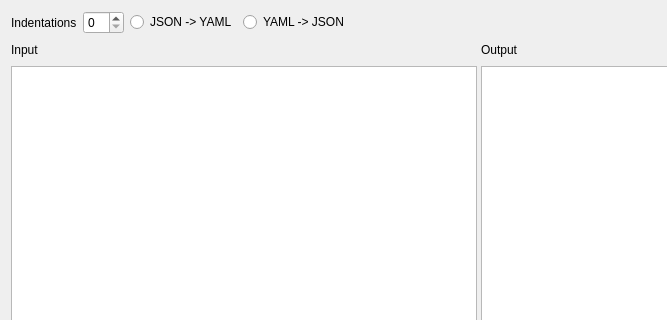
First picture: the form in src/widgets/jsonyamlconverter.ui, repository N1vn0vem8er/cutetoolbox, before the edit; both pictures show x 0 to 667 and y 0 to 320 of the 957 by 736 pixel window.
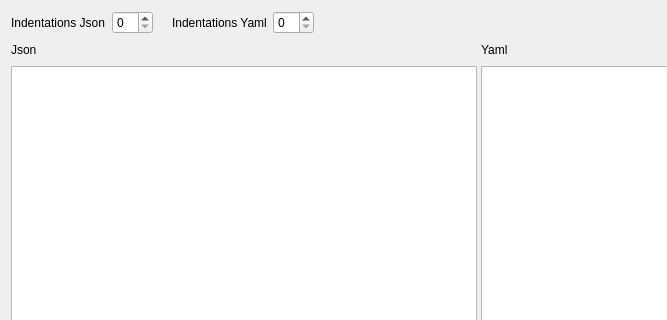
Second picture: the form after the edit.

Commit message: Added converting yaml to json

Patch:
```diff
--- a/src/widgets/jsonyamlconverter.ui
+++ b/src/widgets/jsonyamlconverter.ui
@@ -22,7 +22,7 @@
      <item>
       <widget class="QLabel" name="label">
        <property name="text">
-        <string>Indentations</string>
+        <string>Indentations Json</string>
        </property>
       </widget>
      </item>
@@ -30,19 +30,22 @@
       <widget class="QSpinBox" name="spinBox"/>
      </item>
      <item>
-      <widget class="QRadioButton" name="jsonToYamlButton">
+      <widget class="QLabel" name="errorLabel">
        <property name="text">
-        <string>JSON -&gt; YAML</string>
+        <string/>
        </property>
       </widget>
      </item>
      <item>
-      <widget class="QRadioButton" name="yamlToJsonButton">
+      <widget class="QLabel" name="label_4">
        <property name="text">
-        <string>YAML -&gt; JSON</string>
+        <string>Indentations Yaml</string>
        </property>
       </widget>
      </item>
+     <item>
+      <widget class="QSpinBox" name="yamlIndentations"/>
+     </item>
      <item>
       <spacer name="horizontalSpacer_3">
        <property name="orientation">
@@ -70,7 +73,7 @@
          <item>
           <widget class="QLabel" name="label_3">
            <property name="text">
-            <string>Input</string>
+            <string>Json</string>
            </property>
           </widget>
          </item>
@@ -101,7 +104,7 @@
          <item>
           <widget class="QLabel" name="label_2">
            <property name="text">
-            <string>Output</string>
+            <string>Yaml</string>
            </property>
           </widget>
          </item>
```
Left out of the diff: 6 changed lines with no effect on the pictures. The commit also changes 2 other files.
